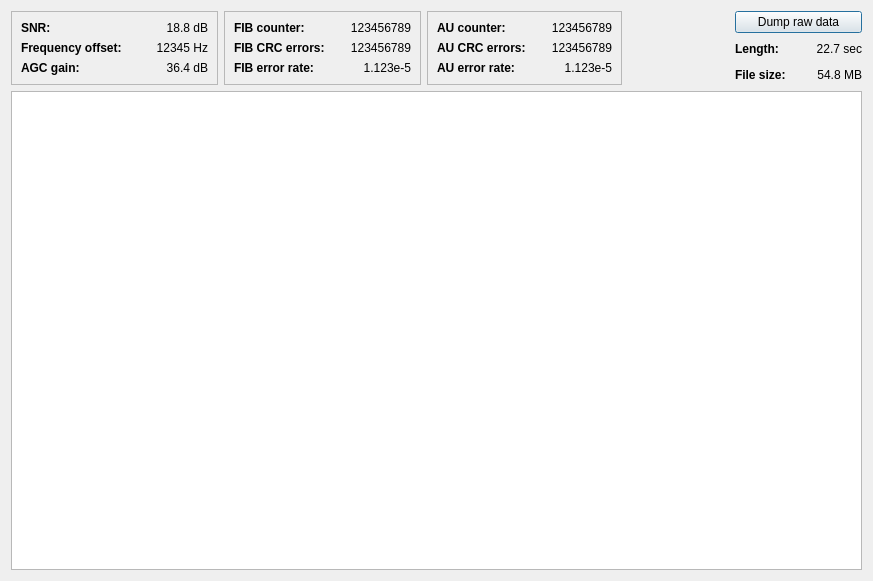
Before: the Qt Designer form gui/ensembleinfodialog.ui in KejPi/AbracaDABra, drawn with Qt 5.
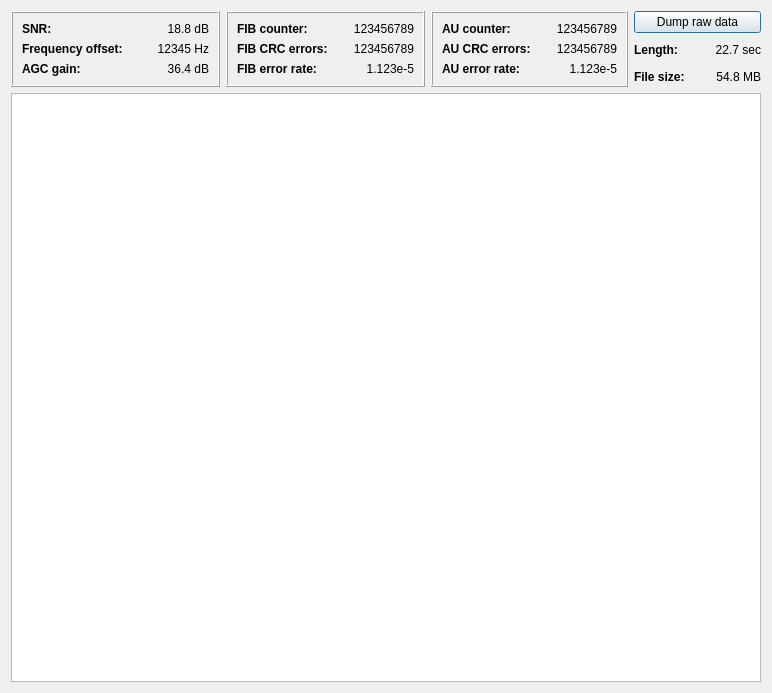
After: the same form once the commit is applied.

Commit message: Ensemble dialog visual chnages to look better under windows

The edit to the form file:
```diff
--- a/gui/ensembleinfodialog.ui
+++ b/gui/ensembleinfodialog.ui
@@ -6,8 +6,8 @@
    <rect>
     <x>0</x>
     <y>0</y>
-    <width>873</width>
-    <height>581</height>
+    <width>759</width>
+    <height>693</height>
    </rect>
   </property>
   <property name="windowTitle">
@@ -19,7 +19,7 @@
      <item>
       <widget class="QFrame" name="signalFrame">
        <property name="frameShape">
-        <enum>QFrame::StyledPanel</enum>
+        <enum>QFrame::Box</enum>
        </property>
        <property name="frameShadow">
         <enum>QFrame::Raised</enum>
@@ -39,6 +39,7 @@
          <widget class="QLabel" name="freqOffsetLabel">
           <property name="font">
            <font>
+            <weight>75</weight>
             <bold>true</bold>
            </font>
           </property>
@@ -67,6 +68,7 @@
          <widget class="QLabel" name="agcGainLabel">
           <property name="font">
            <font>
+            <weight>75</weight>
             <bold>true</bold>
            </font>
           </property>
@@ -89,6 +91,7 @@
          <widget class="QLabel" name="snrLabel">
           <property name="font">
            <font>
+            <weight>75</weight>
             <bold>true</bold>
            </font>
           </property>
@@ -103,7 +106,7 @@
      <item>
       <widget class="QFrame" name="FIBframe">
        <property name="frameShape">
-        <enum>QFrame::StyledPanel</enum>
+        <enum>QFrame::Box</enum>
        </property>
        <property name="frameShadow">
         <enum>QFrame::Raised</enum>
@@ -123,6 +126,7 @@
          <widget class="QLabel" name="fibErrCountLabel">
           <property name="font">
            <font>
+            <weight>75</weight>
             <bold>true</bold>
            </font>
           </property>
@@ -135,6 +139,7 @@
          <widget class="QLabel" name="fibErrRateLabel">
           <property name="font">
            <font>
+            <weight>75</weight>
             <bold>true</bold>
            </font>
           </property>
@@ -157,6 +162,7 @@
          <widget class="QLabel" name="fibCountLabel">
           <property name="font">
            <font>
+            <weight>75</weight>
             <bold>true</bold>
            </font>
           </property>
@@ -187,7 +193,7 @@
      <item>
       <widget class="QFrame" name="MSCframe">
        <property name="frameShape">
-        <enum>QFrame::StyledPanel</enum>
+        <enum>QFrame::Box</enum>
        </property>
        <property name="frameShadow">
         <enum>QFrame::Raised</enum>
@@ -207,6 +213,7 @@
          <widget class="QLabel" name="crcErrCountLabel">
           <property name="font">
            <font>
+            <weight>75</weight>
             <bold>true</bold>
            </font>
           </property>
@@ -219,6 +226,7 @@
          <widget class="QLabel" name="crcErrRateLabel">
           <property name="font">
            <font>
+            <weight>75</weight>
             <bold>true</bold>
            </font>
           </property>
@@ -241,6 +249,7 @@
          <widget class="QLabel" name="crcCountLabel">
           <property name="font">
            <font>
+            <weight>75</weight>
             <bold>true</bold>
            </font>
           </property>
@@ -296,6 +305,7 @@
           <widget class="QLabel" name="dumpLengthLabel">
            <property name="font">
             <font>
+             <weight>75</weight>
              <bold>true</bold>
             </font>
            </property>
@@ -324,6 +334,7 @@
           <widget class="QLabel" name="dumpSizeLabel">
            <property name="font">
             <font>
+             <weight>75</weight>
              <bold>true</bold>
             </font>
            </property>
```
